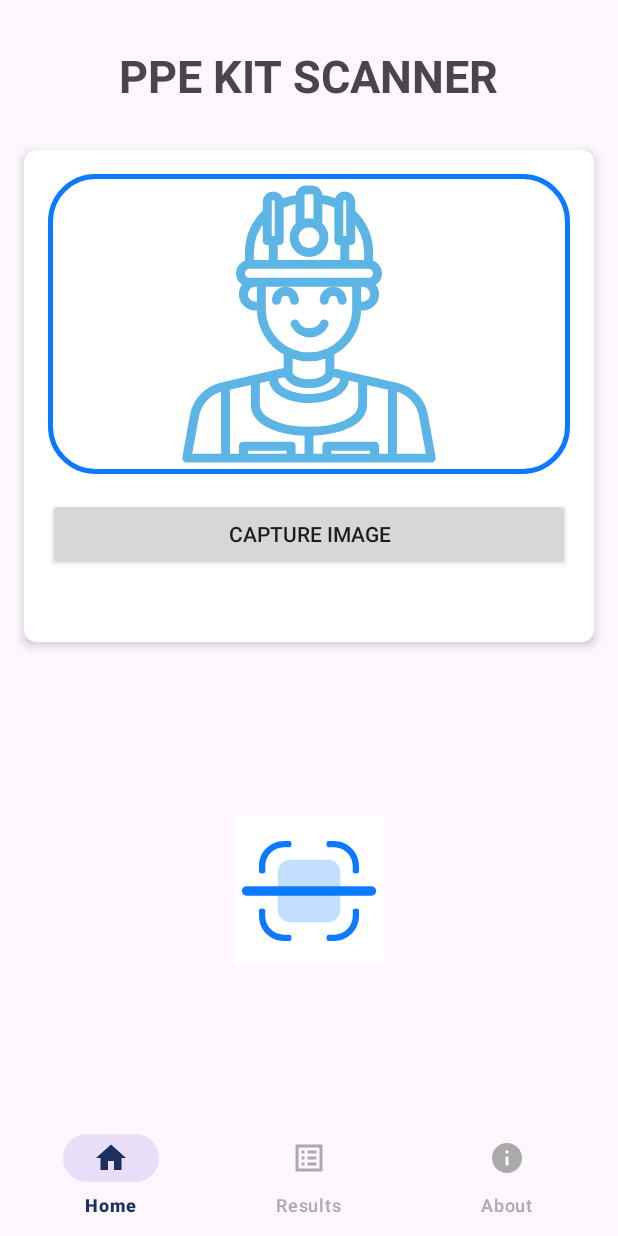
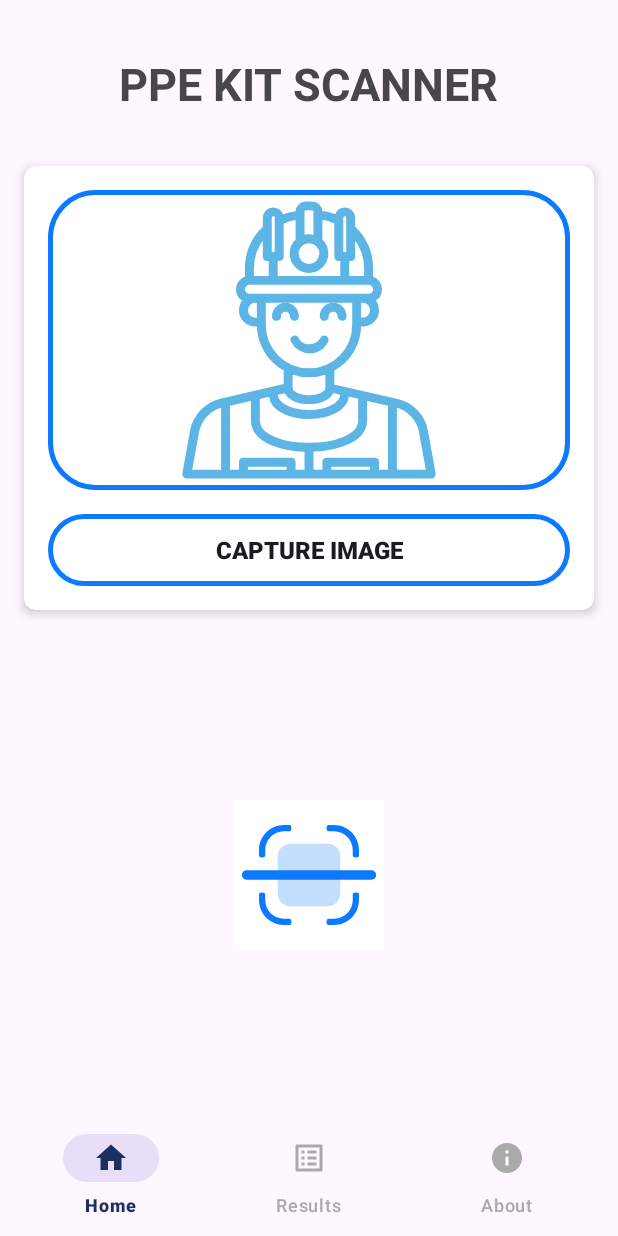
Before and after one commit to umesh-coder/IdeathonPOC, an Android app: the HomeFragment screen opened directly, with no data from a screen before it, on a phone screen of 412 x 824 dp. Run offline under Robolectric (Android 15) with nearby library versions, the phone set to English and light mode, and no system bars.

Commit message:
fixed home screen ui

```diff
--- a/app/src/main/res/layout/fragment_home.xml
+++ b/app/src/main/res/layout/fragment_home.xml
@@ -1,7 +1,6 @@
 <?xml version="1.0" encoding="utf-8"?>
 <androidx.constraintlayout.widget.ConstraintLayout xmlns:android="http://schemas.android.com/apk/res/android"
     xmlns:app="http://schemas.android.com/apk/res-auto"
-    xmlns:tools="http://schemas.android.com/tools"
     android:id="@+id/home_container"
     android:layout_width="match_parent"
     android:layout_height="match_parent">
@@ -48,23 +47,14 @@
                 android:src="@drawable/scan_placeholder" />
 
             <androidx.appcompat.widget.AppCompatButton
+                android:background="@drawable/scan_placeholder_border"
                 android:id="@+id/capture_image"
+                android:textSize="16dp"
+                android:textStyle="bold"
                 android:layout_width="match_parent"
                 android:layout_height="wrap_content"
                 android:layout_marginTop="16dp"
                 android:text="Capture Image" />
-
-            <androidx.cardview.widget.CardView
-                android:id="@+id/live_capture_card"
-                android:layout_width="wrap_content"
-                android:layout_height="wrap_content"
-                android:layout_margin="16dp"
-                app:cardCornerRadius="8dp"
-                app:cardElevation="4dp"
-
-                >
-
-            </androidx.cardview.widget.CardView>
 
         </LinearLayout>
 
```
